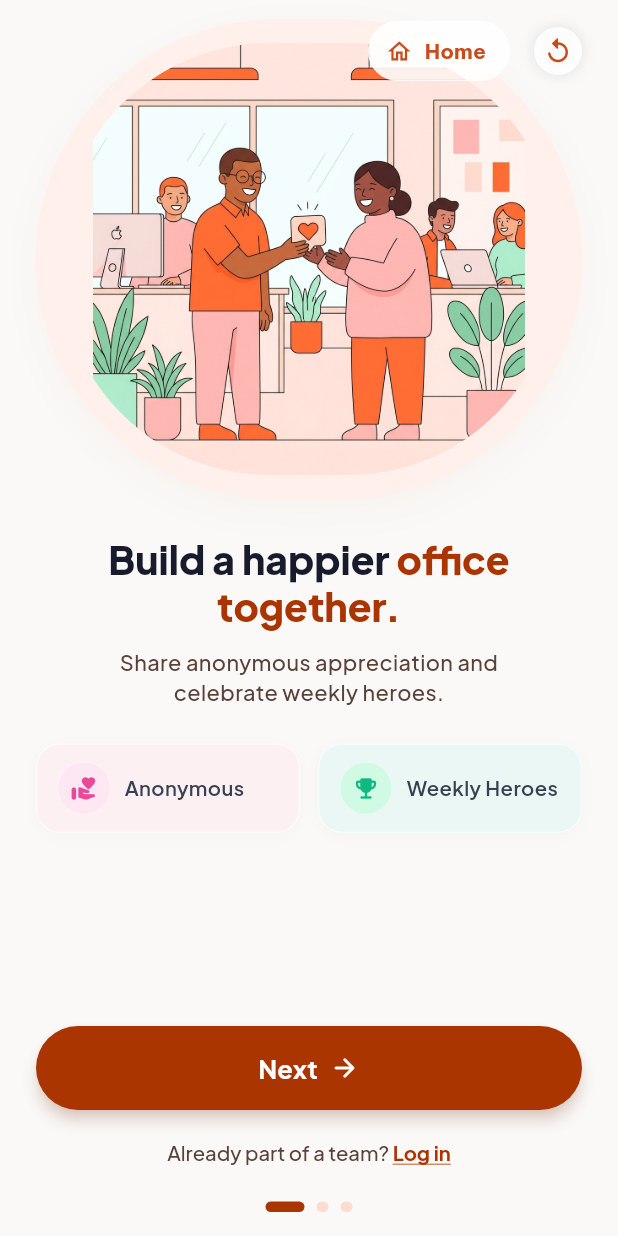
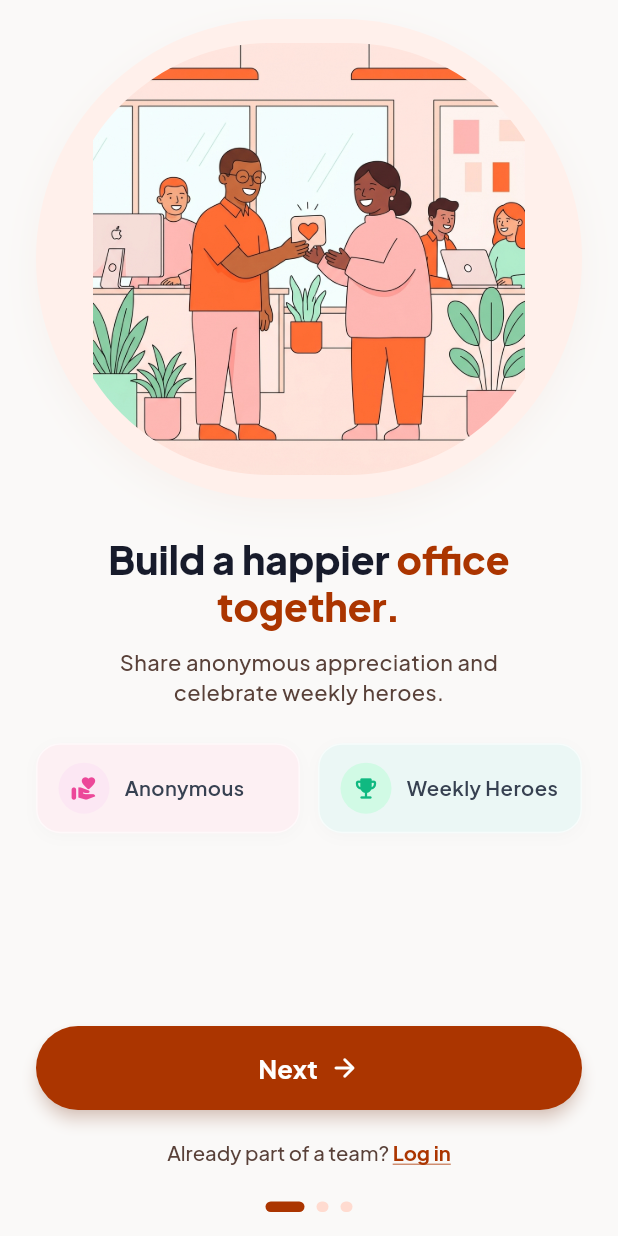
Before and after one commit to JustRamm/Happy-Desk, a Flutter app: the screen it shows after launch, on a phone screen of 412 x 824 dp. Run offline on Flutter 3.47's test engine with Material 3 defaults, Android fonts, the phone set to English and light mode, and no system bars; our stand-ins replace google_fonts.

Commit message:
fix: remove top action buttons from onboarding screen

```diff
--- a/lib/screens/onboarding_wrapper_screen.dart
+++ b/lib/screens/onboarding_wrapper_screen.dart
@@ -2,7 +2,6 @@ import 'package:flutter/material.dart';
 import 'splash_loading_screen.dart';
 import 'onboarding_screen.dart';
 import 'auth_screen.dart';
-import 'main_navigation_screen.dart';
 
 class OnboardingWrapperScreen extends StatefulWidget {
   const OnboardingWrapperScreen({super.key});
@@ -24,24 +23,11 @@ class _OnboardingWrapperScreenState extends State<OnboardingWrapperScreen> {
     }
   }
 
-  void _resetToSplash() {
-    setState(() {
-      _isLoading = true;
-      _currentPageIndex = 0;
-    });
-  }
-
   void _navigateToAuth({bool isLogin = false}) {
     Navigator.of(context).push(
       MaterialPageRoute(
         builder: (context) => AuthScreen(initialIsLogin: isLogin),
       ),
-    );
-  }
-
-  void _navigateToMainHome() {
-    Navigator.of(context).pushReplacement(
-      MaterialPageRoute(builder: (context) => const MainNavigationScreen()),
     );
   }
 
@@ -109,52 +95,7 @@ class _OnboardingWrapperScreenState extends State<OnboardingWrapperScreen> {
             ],
           ),
 
-          // Top Action Controls (Jump to Home & Replay Splash)
-          Positioned(
-            top: 10,
-            right: 16,
-            child: SafeArea(
-              child: Row(
-                children: [
-                  TextButton.icon(
-                    onPressed: _navigateToMainHome,
-                    icon: const Icon(Icons.home_outlined, size: 18, color: Color(0xFFC84B1A)),
-                    label: const Text(
-                      'Home',
-                      style: TextStyle(color: Color(0xFFC84B1A), fontWeight: FontWeight.bold),
-                    ),
-                    style: TextButton.styleFrom(
-                      backgroundColor: Colors.white.withValues(alpha: 0.9),
-                      shape: RoundedRectangleBorder(borderRadius: BorderRadius.circular(20)),
-                    ),
-                  ),
-                  const SizedBox(width: 8),
-                  IconButton(
-                    onPressed: _resetToSplash,
-                    tooltip: 'View Splash Screen',
-                    icon: Container(
-                      padding: const EdgeInsets.all(6),
-                      decoration: BoxDecoration(
-                        color: Colors.white.withValues(alpha: 0.9),
-                        shape: BoxShape.circle,
-                        boxShadow: [
-                          BoxShadow(
-                            color: Colors.black.withValues(alpha: 0.1),
-                            blurRadius: 8,
-                          ),
-                        ],
-                      ),
-                      child: const Icon(
-                        Icons.replay_rounded,
-                        size: 20,
-                        color: Color(0xFFC84B1A),
-                      ),
-                    ),
-                  ),
-                ],
-              ),
-            ),
-          ),
+
         ],
       ),
     );
```
Also changed, not shown: assets/images/office_appreciation.png (deleted).
